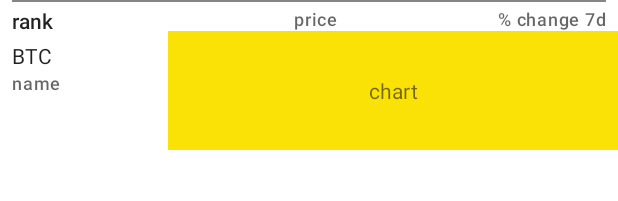
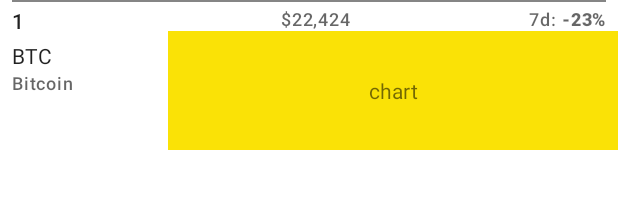
Before and after one commit to edcres/crypto-market, an Android app: the layout coin_chart_recycler_item.xml on its own in the app's theme, with its tools: preview values and no code run, on a phone screen of 412 x 824 dp. Shown: the top 201 px of the screen. Run offline under Robolectric (Android 15) with nearby library versions, the phone set to English and light mode, and no system bars.

Commit message:
Reformatted strings in coins list item

```diff
--- a/app/src/main/res/layout/coin_chart_recycler_item.xml
+++ b/app/src/main/res/layout/coin_chart_recycler_item.xml
@@ -7,48 +7,48 @@
         android:id="@+id/item_container"
         android:layout_width="match_parent"
         android:layout_height="100dp"
+        android:layout_marginBottom="4dp"
         android:paddingStart="8dp"
-        android:layout_marginBottom="4dp"
         tools:ignore="RtlSymmetry">
 
         <View
             android:id="@+id/divider_2"
             android:layout_width="match_parent"
             android:layout_height="1dp"
+            android:layout_marginEnd="8dp"
             android:background="@color/divider"
-            android:layout_marginEnd="8dp"
             app:layout_constraintEnd_toEndOf="parent"
             app:layout_constraintStart_toStartOf="parent"
             app:layout_constraintTop_toTopOf="parent" />
 
         <TextView
             android:id="@+id/rank_txt"
+            style="@style/TextAppearance.Material3.LabelLarge"
             android:layout_width="wrap_content"
             android:layout_height="wrap_content"
-            style="@style/TextAppearance.Material3.LabelLarge"
             android:layout_marginTop="4dp"
+            app:layout_constraintStart_toStartOf="parent"
             app:layout_constraintTop_toTopOf="@id/divider_2"
-            app:layout_constraintStart_toStartOf="parent"
-            tools:text="rank" />
+            tools:text="1" />
 
         <TextView
             android:id="@+id/coin_symbol_txt"
+            style="@style/TextAppearance.Material3.BodyMedium"
             android:layout_width="wrap_content"
             android:layout_height="wrap_content"
-            style="@style/TextAppearance.Material3.BodyMedium"
             android:layout_marginTop="4dp"
             app:layout_constraintStart_toStartOf="parent"
             app:layout_constraintTop_toBottomOf="@+id/rank_txt"
             tools:text="BTC" />
-        <!---->
+
         <TextView
             android:id="@+id/coin_name_txt"
+            style="@style/TextAppearance.Material3.LabelMedium"
             android:layout_width="72dp"
             android:layout_height="wrap_content"
-            style="@style/TextAppearance.Material3.LabelMedium"
             app:layout_constraintStart_toStartOf="parent"
             app:layout_constraintTop_toBottomOf="@id/coin_symbol_txt"
-            tools:text="name" />
+            tools:text="Bitcoin" />
 
         <TextView
             android:id="@+id/price_txt"
@@ -59,26 +59,38 @@
             app:layout_constraintEnd_toEndOf="parent"
             app:layout_constraintStart_toStartOf="parent"
             app:layout_constraintTop_toTopOf="@id/divider_2"
-            tools:text="price" />
+            tools:text="$22,424" />
+
+        <TextView
+            android:id="@+id/time_frame"
+            style="@style/TextAppearance.Material3.LabelMedium"
+            android:layout_width="wrap_content"
+            android:layout_height="wrap_content"
+            android:layout_marginTop="4dp"
+            android:layout_marginEnd="4dp"
+            app:layout_constraintEnd_toStartOf="@+id/percent_change_txt"
+            app:layout_constraintTop_toTopOf="@id/divider_2"
+            tools:text="7d:" />
 
         <TextView
             android:id="@+id/percent_change_txt"
+            style="@style/TextAppearance.Material3.LabelMedium"
+            android:textStyle="bold"
             android:layout_width="wrap_content"
             android:layout_height="wrap_content"
-            style="@style/TextAppearance.Material3.LabelMedium"
+            android:layout_marginTop="4dp"
             android:layout_marginEnd="8dp"
-            android:layout_marginTop="4dp"
             app:layout_constraintEnd_toEndOf="parent"
             app:layout_constraintTop_toTopOf="@id/divider_2"
-            tools:text="% change 7d" />
+            tools:text="-23%" />
 
         <TextView
             android:id="@+id/chart_placeholder_txt"
             android:layout_width="300dp"
             android:layout_height="0dp"
             android:background="@color/color_accent"
+            android:gravity="center"
             android:text="chart"
-            android:gravity="center"
             app:layout_constraintBottom_toBottomOf="parent"
             app:layout_constraintEnd_toEndOf="parent"
             app:layout_constraintTop_toBottomOf="@+id/price_txt" />
```
Also changed, not shown: app/src/main/java/com/example/cryptomarket/ui/MainActivity.kt (+4 -3 lines), app/src/main/java/com/example/cryptomarket/ui/coins/CoinsListAdapter.kt (+9 -4 lines), app/src/main/java/com/example/cryptomarket/utils/Helpers.kt (+6 -6 lines), app/src/main/res/layout/fragment_coins_list.xml (line endings or trailing spaces).
